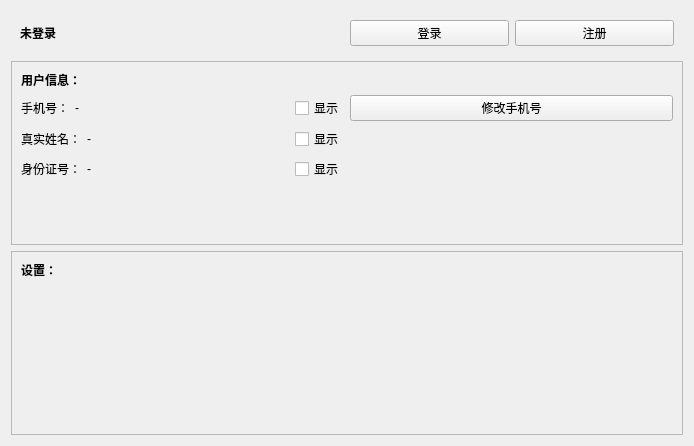
Before: the Qt Designer form FlightTicketClient/pages/ProfilePage/ProfilePage.ui in n-ss1m-1/FlightTicketSystem, drawn with Qt 5.
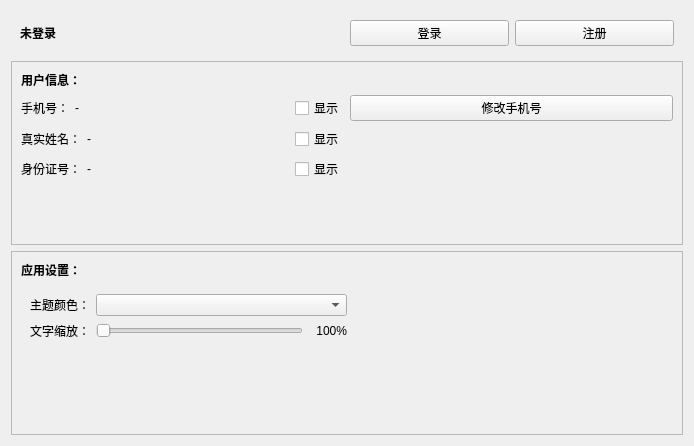
After: the same form once the commit is applied.

Commit message: 客户端增加应用设置

```diff
--- a/FlightTicketClient/pages/ProfilePage/ProfilePage.ui
+++ b/FlightTicketClient/pages/ProfilePage/ProfilePage.ui
@@ -253,10 +253,83 @@
          </font>
         </property>
         <property name="text">
-         <string>设置：</string>
+         <string>应用设置：</string>
         </property>
        </widget>
       </item>
+      <item>
+       <widget class="QWidget" name="widget_2" native="true">
+        <layout class="QHBoxLayout" name="horizontalLayout_4" stretch="1,1">
+         <item>
+          <layout class="QFormLayout" name="formLayout">
+           <item row="0" column="0">
+            <widget class="QLabel" name="label_3">
+             <property name="text">
+              <string>主题颜色：</string>
+             </property>
+            </widget>
+           </item>
+           <item row="0" column="1">
+            <widget class="QComboBox" name="comboTheme"/>
+           </item>
+           <item row="1" column="1">
+            <layout class="QHBoxLayout" name="horizontalLayout_5" stretch="11,2">
+             <item>
+              <widget class="QSlider" name="sliderScale">
+               <property name="orientation">
+                <enum>Qt::Orientation::Horizontal</enum>
+               </property>
+              </widget>
+             </item>
+             <item>
+              <widget class="QLabel" name="lblScaleValue">
+               <property name="sizePolicy">
+                <sizepolicy hsizetype="Preferred" vsizetype="Preferred">
+                 <horstretch>0</horstretch>
+                 <verstretch>0</verstretch>
+                </sizepolicy>
+               </property>
+               <property name="layoutDirection">
+                <enum>Qt::LayoutDirection::LeftToRight</enum>
+               </property>
+               <property name="text">
+                <string>100%</string>
+               </property>
+               <property name="alignment">
+                <set>Qt::AlignmentFlag::AlignRight|Qt::AlignmentFlag::AlignTrailing|Qt::AlignmentFlag::AlignVCenter</set>
+               </property>
+              </widget>
+             </item>
+            </layout>
+           </item>
+           <item row="1" column="0">
+            <widget class="QLabel" name="label_4">
+             <property name="text">
+              <string>文字缩放：</string>
+             </property>
+            </widget>
+           </item>
+          </layout>
+         </item>
+         <item>
+          <spacer name="horizontalSpacer">
+           <property name="orientation">
+            <enum>Qt::Orientation::Horizontal</enum>
+           </property>
+           <property name="sizeType">
+            <enum>QSizePolicy::Policy::Preferred</enum>
+           </property>
+           <property name="sizeHint" stdset="0">
+            <size>
+             <width>313</width>
+             <height>20</height>
+            </size>
+           </property>
+          </spacer>
+         </item>
+        </layout>
+       </widget>
+      </item>
       <item>
        <spacer name="verticalSpacer_2">
         <property name="orientation">
```
The commit also changes 5 other files.
